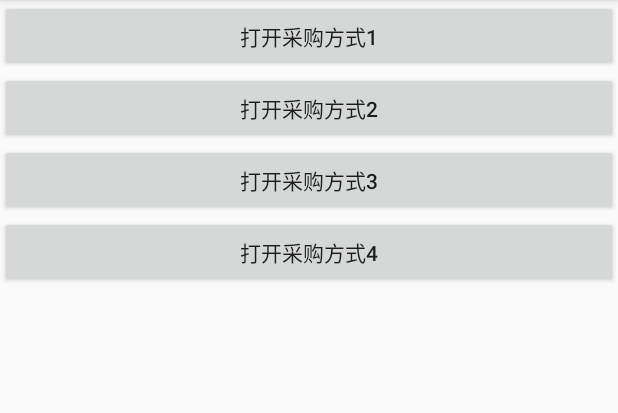
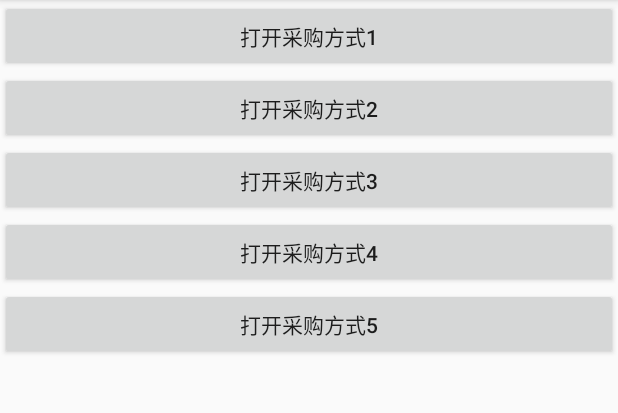
Before and after one commit to niulinguo/CaiGouSdkDemo, an Android app: the screen it shows after launch (MainActivity), on a phone screen of 412 x 824 dp, the part 84-497 px from its top. Run offline under Robolectric (Android 15) with nearby library versions, the phone set to English and light mode, and no system bars.

Commit message:
增加跳转方式

```diff
--- a/app/src/main/res/layout/activity_main.xml
+++ b/app/src/main/res/layout/activity_main.xml
@@ -35,4 +35,11 @@
         android:text="打开采购方式4"
         tools:ignore="HardcodedText"/>
 
+    <Button
+        android:layout_width="match_parent"
+        android:layout_height="wrap_content"
+        android:onClick="openCaiGou5"
+        android:text="打开采购方式5"
+        tools:ignore="HardcodedText"/>
+
 </LinearLayout>
```
Also changed, not shown: app/src/main/java/com/niles/caigousdkdemo/MainActivity.java (+37 -0 lines), 1 other file.
